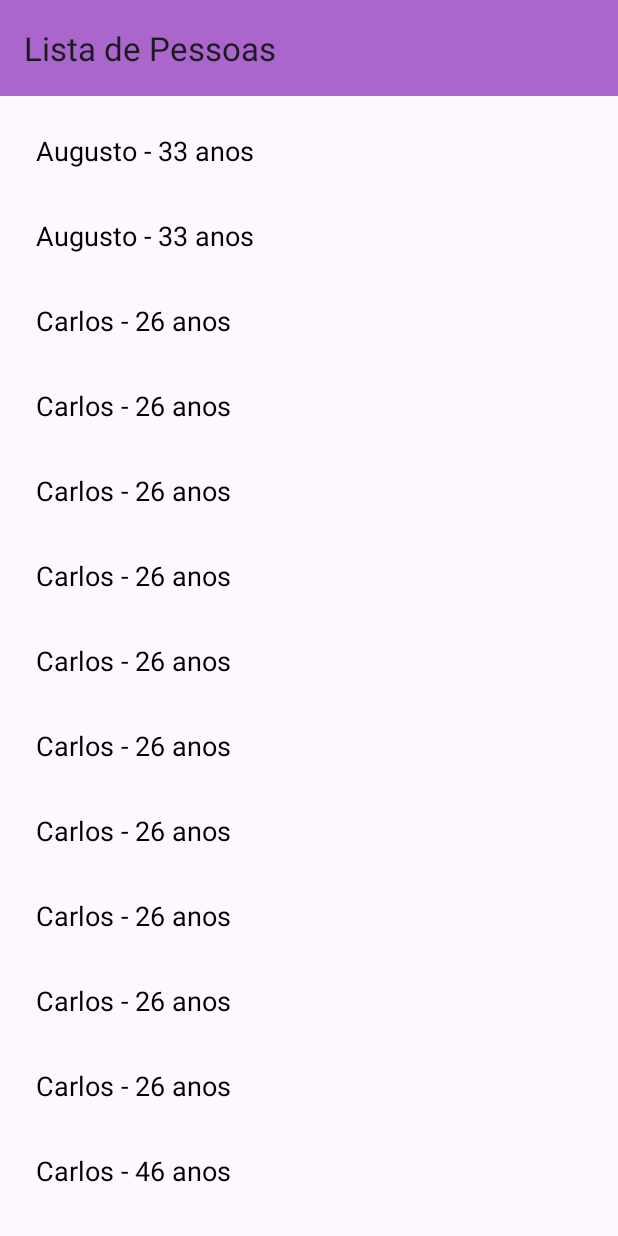
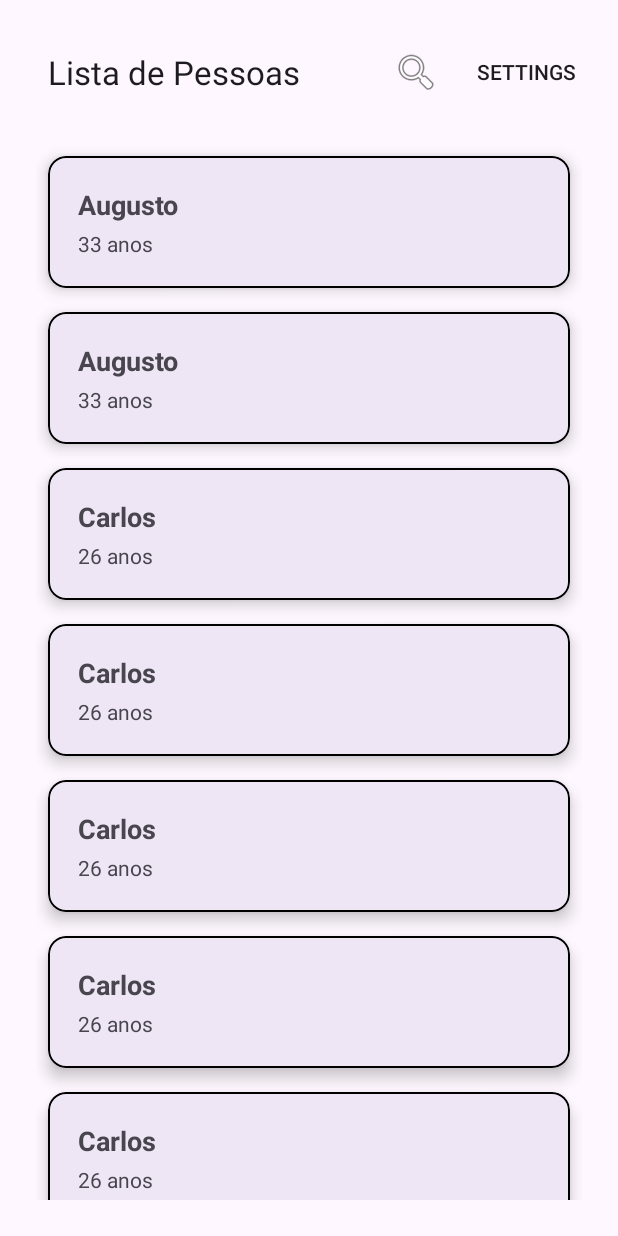
Before and after one commit to carlosvinicyuss07/app-lista-de-usuarios-kotlin, an Android app: the screen it shows after launch (MainActivity), on a phone screen of 412 x 824 dp. Run offline under Robolectric (Android 15) with nearby library versions, the light colour scheme and no system bars.

Commit message:
feat: aimplementacao de cardView + toolbar

```diff
--- a/app/src/main/java/com/example/recyclerviewapp/MainActivity.kt
+++ b/app/src/main/java/com/example/recyclerviewapp/MainActivity.kt
@@ -42,15 +42,6 @@ class MainActivity : AppCompatActivity() {
         binding = ActivityMainBinding.inflate(layoutInflater)
         setContentView(binding.root)
 
-        val toolbar: androidx.appcompat.widget.Toolbar? = binding.topAppBar
-        setSupportActionBar(toolbar)
-
-        val toolbarColor = ContextCompat.getColor(this, R.color.holo_purple)
-
-        supportActionBar?.apply {
-            setBackgroundDrawable(toolbarColor.toDrawable())
-        }
-
         setupView()
 
         pessoaAdapter.submitList(pessoas)
--- a/app/src/main/java/com/example/recyclerviewapp/PessoaListAdapter.kt
+++ b/app/src/main/java/com/example/recyclerviewapp/PessoaListAdapter.kt
@@ -1,5 +1,6 @@
 package com.example.recyclerviewapp
 
+import android.annotation.SuppressLint
 import android.view.LayoutInflater
 import android.view.ViewGroup
 import androidx.recyclerview.widget.DiffUtil
@@ -31,8 +32,10 @@ class PessoaListAdapter : ListAdapter<Pessoa, PessoaListAdapter.PessoaListViewHo
         RecyclerView.ViewHolder(binding.root) {
 
 
+        @SuppressLint("SetTextI18n")
         fun bind(pessoa: Pessoa) {
-            binding.tvPessoa.text = pessoa.toString()
+            binding.tvNomePessoa.text = pessoa.nome
+            binding.tvIdadePessoa.text = "${pessoa.idade} anos"
         }
     }
 
--- a/app/src/main/java/com/example/recyclerviewapp/model/Pessoa.kt
+++ b/app/src/main/java/com/example/recyclerviewapp/model/Pessoa.kt
@@ -1,8 +1,3 @@
 package com.example.recyclerviewapp.model
 
-data class Pessoa(val cpf: String, val nome: String, val idade: Int) {
-
-    override fun toString(): String {
-        return "$nome - $idade anos"
-    }
-}
+data class Pessoa(val cpf: String, val nome: String, val idade: Int)
--- a/app/src/main/res/layout/activity_main.xml
+++ b/app/src/main/res/layout/activity_main.xml
@@ -1,11 +1,12 @@
 <?xml version="1.0" encoding="utf-8"?>
     <LinearLayout xmlns:android="http://schemas.android.com/apk/res/android"
+    xmlns:app="http://schemas.android.com/apk/res-auto"
     xmlns:tools="http://schemas.android.com/tools"
         android:layout_width="match_parent"
         android:layout_height="match_parent"
-    xmlns:app="http://schemas.android.com/apk/res-auto"
         android:orientation="vertical"
-    tools:context=".MainActivity">
+        android:padding="16dp"
+        tools:context=".MainActivity" >
 
         <com.google.android.material.appbar.AppBarLayout
             android:layout_width="match_parent"
@@ -24,6 +25,7 @@
             android:layout_width="match_parent"
             android:layout_height="match_parent"
             android:padding="8dp"
+            android:layout_marginTop="8dp"
             app:layoutManager="androidx.recyclerview.widget.LinearLayoutManager"
             android:orientation="vertical"/>
 
--- a/app/src/main/res/layout/item_pessoa.xml
+++ b/app/src/main/res/layout/item_pessoa.xml
@@ -1,11 +1,34 @@
 <?xml version="1.0" encoding="utf-8"?>
-<TextView xmlns:android="http://schemas.android.com/apk/res/android"
-    android:id="@+id/tvPessoa"
+<com.google.android.material.card.MaterialCardView xmlns:android="http://schemas.android.com/apk/res/android"
+    xmlns:app="http://schemas.android.com/apk/res-auto"
     android:layout_width="match_parent"
     android:layout_height="wrap_content"
-    android:padding="16dp"
-    android:textSize="18sp"
-    android:background="?android:attr/selectableItemBackground"
-    android:clickable="true"
-    android:focusable="true"
-    android:textColor="@android:color/black"/>
+    android:layout_margin="8dp"
+    app:cardCornerRadius="12dp"
+    app:cardElevation="6dp"
+    app:strokeColor="@color/black"
+    app:strokeWidth="1dp">
+
+    <LinearLayout
+        android:layout_width="match_parent"
+        android:layout_height="wrap_content"
+        android:orientation="vertical"
+        android:padding="20dp">
+
+        <TextView
+            android:id="@+id/tvNomePessoa"
+            android:layout_width="wrap_content"
+            android:layout_height="wrap_content"
+            android:textSize="18sp"
+            android:textStyle="bold" />
+
+        <TextView
+            android:id="@+id/tvIdadePessoa"
+            android:layout_width="wrap_content"
+            android:layout_height="wrap_content"
+            android:textSize="14sp"
+            android:paddingTop="4dp" />
+
+    </LinearLayout>
+
+</com.google.android.material.card.MaterialCardView>
```
Lines whose indentation alone changed are shown as unchanged.
